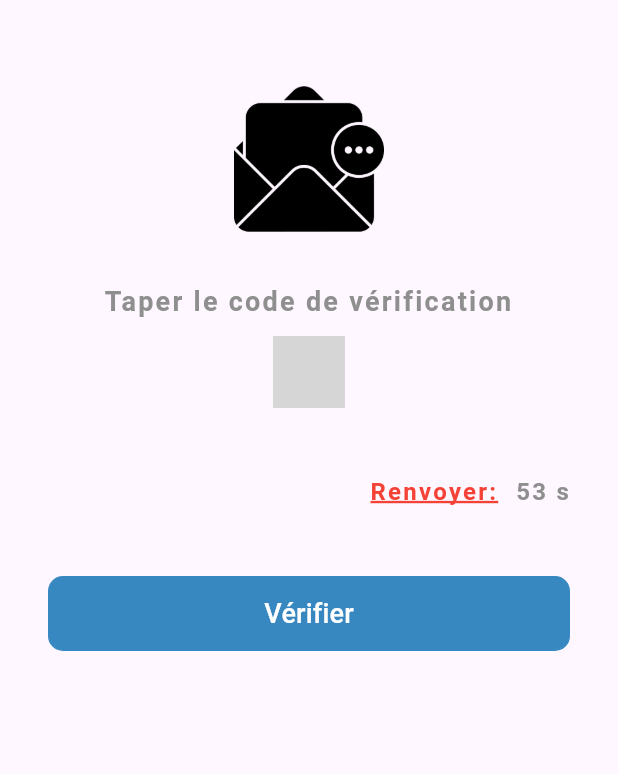
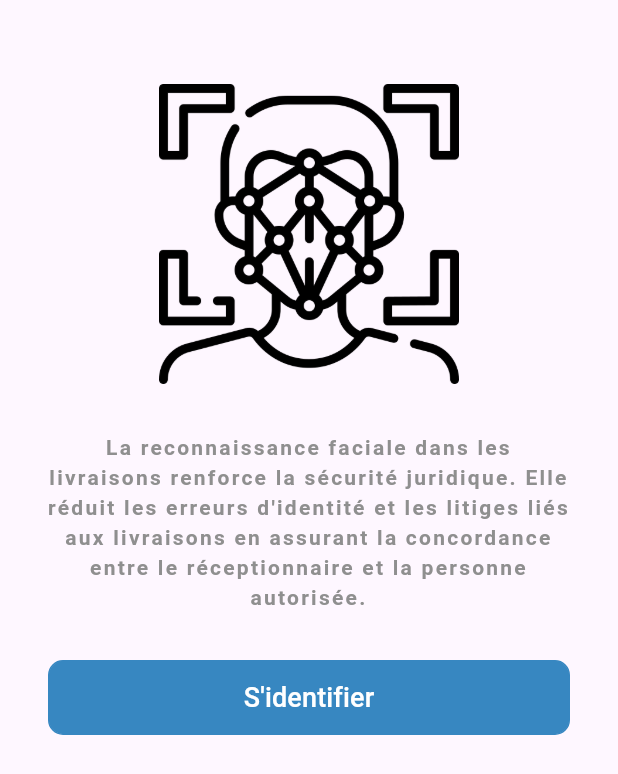
Before and after one commit to hbr-dev/Kolis-mobile, a Flutter app: the screen it shows after launch, on a phone screen of 412 x 824 dp. Shown: the top 774 px of the screen. Run offline on Flutter 3.47's test engine with Material 3 defaults, Android fonts, the phone set to English and light mode, and no system bars; missing offline and left inert: flutter_verification_code_field, passwordfield, phone_form_field; Roboto replaces fonts that are missing (zeqreg); grey boxes are pictures that could not be loaded.

Commit message:
Kolis 0.0.3: Facial identification note interface

```diff
--- a/lib/main.dart
+++ b/lib/main.dart
@@ -1,11 +1,13 @@
 import 'package:flutter/material.dart';
+import 'package:untitled/screens/idVerification_screen.dart';
 import 'package:untitled/screens/inscription_screen.dart';
 import 'package:untitled/screens/verification_screen.dart';
 
 void main() => runApp(MaterialApp(
-  initialRoute: '/phone_verification',
+  initialRoute: '/id_verification',
   routes: {
+    '/inscription': (context) => const InscriptionScreen(),
     '/phone_verification': (context) => const PhoneVerificationScreen(),
-    '/signup': (context) => const InscriptionScreen(),
+    '/id_verification': (context) => const IdVerificationScreen(),
   },
 ));
--- /dev/null
+++ b/lib/screens/idVerification_screen.dart
@@ -0,0 +1,129 @@
+import 'dart:math';
+import 'dart:ui';
+
+import 'package:flutter/material.dart';
+
+class IdVerificationScreen extends StatefulWidget {
+  const IdVerificationScreen({super.key});
+
+  @override
+  _IdVerificationScreenState createState() => _IdVerificationScreenState();
+}
+
+class _IdVerificationScreenState extends State<IdVerificationScreen> {
+
+  final String imageSRC = "resources/images/facial_recognition.png";
+  final String txt = "La reconnaissance faciale dans les livraisons renforce la sécurité juridique. Elle réduit les erreurs d'identité et les litiges liés aux livraisons en assurant la concordance entre le réceptionnaire et la personne autorisée.";
+
+  @override
+  Widget build(BuildContext context) {
+    return Scaffold(
+        appBar: AppBar(
+          title: const Text(''),
+        ),
+        body: SingleChildScrollView(
+          child: Center(
+            child: Column(
+              mainAxisAlignment: MainAxisAlignment.center,
+              children: [
+                FacialRecImageWidget(image: imageSRC),
+                TextSection(txt: txt),
+                const Column(
+                  crossAxisAlignment: CrossAxisAlignment.stretch,
+                  children: [
+                    SetupBTN()
+                  ],
+                )
+              ],
+            ),
+          ),
+        )
+    );
+  }
+}
+
+
+
+
+
+// ======= FacialRec Image  Widget definition ======= //
+class FacialRecImageWidget extends StatelessWidget {
+  final String image;
+
+  const FacialRecImageWidget({super.key, required this.image});
+
+  @override
+  Widget build(BuildContext context) {
+    return Image.asset(
+      image,
+      height: 200,
+      width: 200,
+      errorBuilder: (context, error, stackTrace) {
+        // Return a rectangle widget if the image fails to load
+        return Container(
+          color: Colors.grey,
+          child: const Center(
+            child: Text('Image non trouvée'),
+          ),
+        );
+      },
+    );
+  }
+}
+// ========== ============================ ========== //
+// ============= Text Widget definition ============= //
+class TextSection extends StatelessWidget {
+  final String txt;
+
+  const TextSection({super.key, required this.txt});
+
+  @override
+  Widget build(BuildContext context) {
+    return Padding(
+      padding: const EdgeInsets.all(32),
+      child: Text(
+        txt,
+        style: const TextStyle(
+            fontSize: 14,
+            fontFamily: 'zeqreg',
+            fontWeight: FontWeight.bold,
+            letterSpacing: 1.5,
+            color: Color(0xFF8F8F8F)),
+        textAlign: TextAlign.center,
+        softWrap: true,
+      ),
+    );
+  }
+}
+// ========== ============================ ========== //
+// ========= Setup facial the id btn widget ========= //
+class SetupBTN extends StatelessWidget {
+  const SetupBTN({super.key});
+
+  @override
+  Widget build(BuildContext context) {
+    return Container(
+      height: 50,
+      margin: const EdgeInsets.fromLTRB(32, 0, 32, 32),
+      decoration: BoxDecoration(
+        color: const Color(0xFF3787C1),
+        borderRadius: BorderRadius.circular(10),
+        border: Border.all(color: const Color(0xFF3787C1)),
+      ),
+      child: TextButton(
+        onPressed: () {
+            Navigator.pushNamed(context, '/id_verification');
+        },
+        child: const Text(
+          "S'identifier",
+          style: TextStyle(
+            fontSize: 18,
+            fontFamily: 'zeqreg',
+            color: Colors.white,
+          ),
+        ),
+      ),
+    );
+  }
+}
+// ========== ============================ ========== //
```
Also changed, not shown: lib/components/confirmationDialog_cmpt.dart (added, +37 -0 lines), lib/fields/code_field.dart (+6 -1 lines), lib/screens/inscription_screen.dart (+11 -1 lines), lib/screens/verification_screen.dart (+15 -6 lines), resources/images/facial_recognition.png (added).
